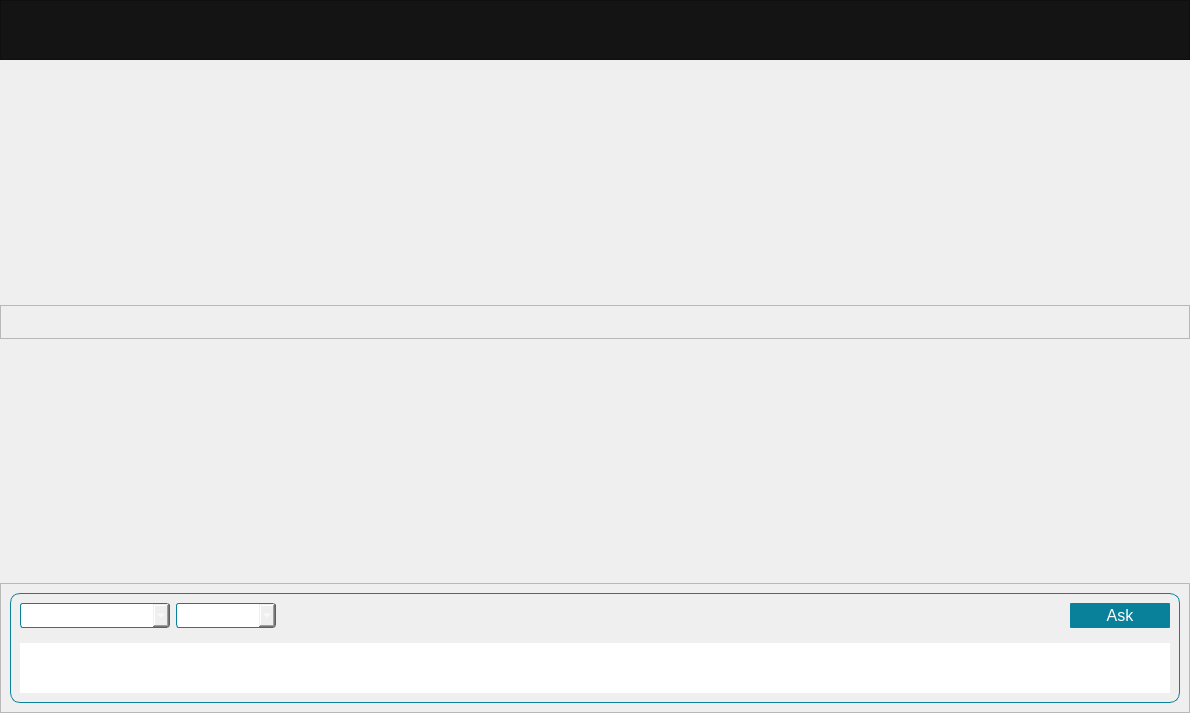
This is interface/form.ui in amd/gaia as Qt 5 draws it before an edit. The edited form follows.
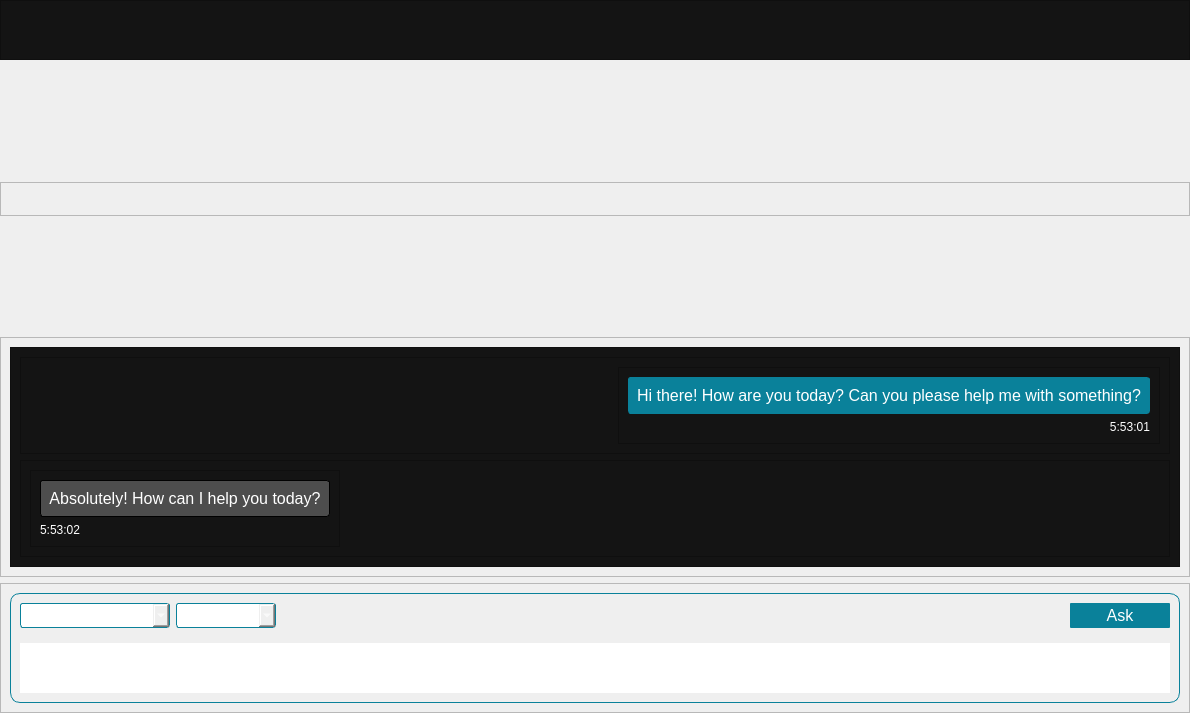
This is the edited form. Icons and pictures are not drawn.

Commit message: Adding messages when sending them

What changed in the file:
```diff
--- a/interface/form.ui
+++ b/interface/form.ui
@@ -179,7 +179,187 @@
     </spacer>
    </item>
    <item>
-    <widget class="QFrame" name="frame">
+    <widget class="QFrame" name="chat">
+     <property name="frameShape">
+      <enum>QFrame::StyledPanel</enum>
+     </property>
+     <property name="frameShadow">
+      <enum>QFrame::Raised</enum>
+     </property>
+     <layout class="QVBoxLayout" name="verticalLayout_5">
+      <item>
+       <widget class="QFrame" name="board">
+        <property name="enabled">
+         <bool>true</bool>
+        </property>
+        <property name="styleSheet">
+         <string notr="true">background-color: rgb(20, 20, 20);</string>
+        </property>
+        <property name="frameShape">
+         <enum>QFrame::StyledPanel</enum>
+        </property>
+        <property name="frameShadow">
+         <enum>QFrame::Raised</enum>
+        </property>
+        <layout class="QVBoxLayout" name="boardLayout">
+         <item>
+          <widget class="QFrame" name="sampleCard_1">
+           <property name="frameShape">
+            <enum>QFrame::StyledPanel</enum>
+           </property>
+           <property name="frameShadow">
+            <enum>QFrame::Raised</enum>
+           </property>
+           <layout class="QHBoxLayout" name="horizontalLayout_4">
+            <item>
+             <spacer name="horizontalSpacer_3">
+              <property name="orientation">
+               <enum>Qt::Horizontal</enum>
+              </property>
+              <property name="sizeHint" stdset="0">
+               <size>
+                <width>40</width>
+                <height>20</height>
+               </size>
+              </property>
+             </spacer>
+            </item>
+            <item>
+             <widget class="QFrame" name="frame_6">
+              <property name="frameShape">
+               <enum>QFrame::StyledPanel</enum>
+              </property>
+              <property name="frameShadow">
+               <enum>QFrame::Raised</enum>
+              </property>
+              <layout class="QVBoxLayout" name="verticalLayout_7">
+               <item>
+                <widget class="QPushButton" name="pushButton_2">
+                 <property name="minimumSize">
+                  <size>
+                   <width>0</width>
+                   <height>0</height>
+                  </size>
+                 </property>
+                 <property name="font">
+                  <font>
+                   <pointsize>12</pointsize>
+                  </font>
+                 </property>
+                 <property name="styleSheet">
+                  <string notr="true">border-radius: 3px;
+border: 1px solid #0A819A;
+background-color: #0A819A;
+color: rgb(255, 255, 255);
+padding: 8px 8px; </string>
+                 </property>
+                 <property name="text">
+                  <string>Hi there! How are you today? Can you please help me with something?</string>
+                 </property>
+                </widget>
+               </item>
+               <item>
+                <widget class="QLabel" name="label_3">
+                 <property name="styleSheet">
+                  <string notr="true">color: rgb(255, 255, 255);</string>
+                 </property>
+                 <property name="text">
+                  <string>5:53:01</string>
+                 </property>
+                 <property name="alignment">
+                  <set>Qt::AlignRight|Qt::AlignTrailing|Qt::AlignVCenter</set>
+                 </property>
+                </widget>
+               </item>
+              </layout>
+             </widget>
+            </item>
+           </layout>
+          </widget>
+         </item>
+         <item>
+          <widget class="QFrame" name="sampleCard_2">
+           <property name="frameShape">
+            <enum>QFrame::StyledPanel</enum>
+           </property>
+           <property name="frameShadow">
+            <enum>QFrame::Raised</enum>
+           </property>
+           <layout class="QHBoxLayout" name="horizontalLayout_5">
+            <item>
+             <widget class="QFrame" name="frame_7">
+              <property name="frameShape">
+               <enum>QFrame::StyledPanel</enum>
+              </property>
+              <property name="frameShadow">
+               <enum>QFrame::Raised</enum>
+              </property>
+              <layout class="QVBoxLayout" name="verticalLayout_8">
+               <item>
+                <widget class="QPushButton" name="pushButton_4">
+                 <property name="minimumSize">
+                  <size>
+                   <width>0</width>
+                   <height>0</height>
+                  </size>
+                 </property>
+                 <property name="font">
+                  <font>
+                   <pointsize>12</pointsize>
+                  </font>
+                 </property>
+                 <property name="styleSheet">
+                  <string notr="true">border-radius: 3px;
+border: 1px solid rgb(0, 0, 0);
+background-color:rgb(77, 77, 77);
+color: rgb(255, 255, 255);
+padding: 8px 8px; </string>
+                 </property>
+                 <property name="text">
+                  <string>Absolutely! How can I help you today?</string>
+                 </property>
+                </widget>
+               </item>
+               <item>
+                <widget class="QLabel" name="label_4">
+                 <property name="styleSheet">
+                  <string notr="true">color: rgb(255, 255, 255);</string>
+                 </property>
+                 <property name="text">
+                  <string>5:53:02</string>
+                 </property>
+                 <property name="alignment">
+                  <set>Qt::AlignLeading|Qt::AlignLeft|Qt::AlignVCenter</set>
+                 </property>
+                </widget>
+               </item>
+              </layout>
+             </widget>
+            </item>
+            <item>
+             <spacer name="horizontalSpacer_4">
+              <property name="orientation">
+               <enum>Qt::Horizontal</enum>
+              </property>
+              <property name="sizeHint" stdset="0">
+               <size>
+                <width>40</width>
+                <height>20</height>
+               </size>
+              </property>
+             </spacer>
+            </item>
+           </layout>
+          </widget>
+         </item>
+        </layout>
+       </widget>
+      </item>
+     </layout>
+    </widget>
+   </item>
+   <item>
+    <widget class="QFrame" name="messaging">
      <property name="styleSheet">
       <string notr="true">QPushButton {
     border-radius: 3px;
```
Left out of the diff: 16 changed lines with no effect on the pictures. The commit also changes 2 other files.
